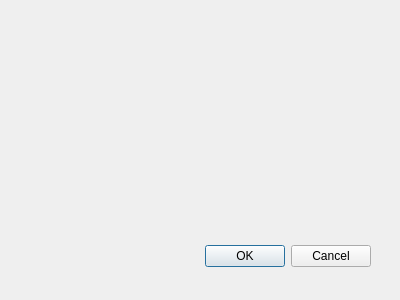
Kolcha/DigitalClock4, file plugins/move_clock/gui/settings_dialog.ui: the form before one commit.
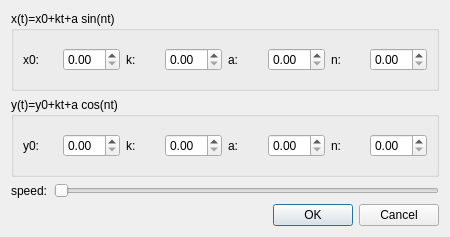
The form after the commit.

Commit message:
implemented settings dialog, fixed build
branch : plugins

The edit to the form file:
```diff
--- a/plugins/move_clock/gui/settings_dialog.ui
+++ b/plugins/move_clock/gui/settings_dialog.ui
@@ -8,29 +8,141 @@
    <rect>
     <x>0</x>
     <y>0</y>
-    <width>400</width>
-    <height>300</height>
+    <width>450</width>
+    <height>237</height>
    </rect>
   </property>
   <property name="windowTitle">
    <string>Dialog</string>
   </property>
-  <widget name="buttonBox" class="QDialogButtonBox">
-   <property name="geometry">
-    <rect>
-     <x>30</x>
-     <y>240</y>
-     <width>341</width>
-     <height>32</height>
-    </rect>
-   </property>
-   <property name="orientation">
-    <enum>Qt::Horizontal</enum>
-   </property>
-   <property name="standardButtons">
-    <set>QDialogButtonBox::Cancel|QDialogButtonBox::Ok</set>
-   </property>
-  </widget>
+  <layout class="QVBoxLayout" name="verticalLayout">
+   <item>
+    <widget class="QGroupBox" name="x_group_box">
+     <property name="title">
+      <string notr="true">x(t)=x0+kt+a sin(nt)</string>
+     </property>
+     <layout class="QHBoxLayout" name="horizontalLayout">
+      <item>
+       <widget class="QLabel" name="x0_label">
+        <property name="text">
+         <string notr="true">x0:</string>
+        </property>
+       </widget>
+      </item>
+      <item>
+       <widget class="QDoubleSpinBox" name="x0_value"/>
+      </item>
+      <item>
+       <widget class="QLabel" name="kx_label">
+        <property name="text">
+         <string notr="true">k:</string>
+        </property>
+       </widget>
+      </item>
+      <item>
+       <widget class="QDoubleSpinBox" name="kx_value"/>
+      </item>
+      <item>
+       <widget class="QLabel" name="ax_label">
+        <property name="text">
+         <string notr="true">a:</string>
+        </property>
+       </widget>
+      </item>
+      <item>
+       <widget class="QDoubleSpinBox" name="ax_value"/>
+      </item>
+      <item>
+       <widget class="QLabel" name="nx_label">
+        <property name="text">
+         <string notr="true">n:</string>
+        </property>
+       </widget>
+      </item>
+      <item>
+       <widget class="QDoubleSpinBox" name="nx_value"/>
+      </item>
+     </layout>
+    </widget>
+   </item>
+   <item>
+    <widget class="QGroupBox" name="y_group_box">
+     <property name="title">
+      <string notr="true">y(t)=y0+kt+a cos(nt)</string>
+     </property>
+     <layout class="QHBoxLayout" name="horizontalLayout_2">
+      <item>
+       <widget class="QLabel" name="y0_label">
+        <property name="text">
+         <string notr="true">y0:</string>
+        </property>
+       </widget>
+      </item>
+      <item>
+       <widget class="QDoubleSpinBox" name="y0_value"/>
+      </item>
+      <item>
+       <widget class="QLabel" name="ky_label">
+        <property name="text">
+         <string notr="true">k:</string>
+        </property>
+       </widget>
+      </item>
+      <item>
+       <widget class="QDoubleSpinBox" name="ky_value"/>
+      </item>
+      <item>
+       <widget class="QLabel" name="ay_label">
+        <property name="text">
+         <string notr="true">a:</string>
+        </property>
+       </widget>
+      </item>
+      <item>
+       <widget class="QDoubleSpinBox" name="ay_value"/>
+      </item>
+      <item>
+       <widget class="QLabel" name="ny_label">
+        <property name="text">
+         <string notr="true">n:</string>
+        </property>
+       </widget>
+      </item>
+      <item>
+       <widget class="QDoubleSpinBox" name="ny_value"/>
+      </item>
+     </layout>
+    </widget>
+   </item>
+   <item>
+    <layout class="QHBoxLayout" name="speed_h_layout">
+     <item>
+      <widget class="QLabel" name="speed_label">
+       <property name="text">
+        <string>speed:</string>
+       </property>
+      </widget>
+     </item>
+     <item>
+      <widget class="QSlider" name="speed_slider">
+       <property name="orientation">
+        <enum>Qt::Horizontal</enum>
+       </property>
+      </widget>
+     </item>
+    </layout>
+   </item>
+   <item>
+    <widget class="QDialogButtonBox" name="buttonBox">
+     <property name="orientation">
+      <enum>Qt::Horizontal</enum>
+     </property>
+     <property name="standardButtons">
+      <set>QDialogButtonBox::Cancel|QDialogButtonBox::Ok</set>
+     </property>
+    </widget>
+   </item>
+  </layout>
  </widget>
  <pixmapfunction/>
  <resources/>
```
Left out of the diff: 9 changed lines with no effect on the pictures. The commit also changes 5 other files.
